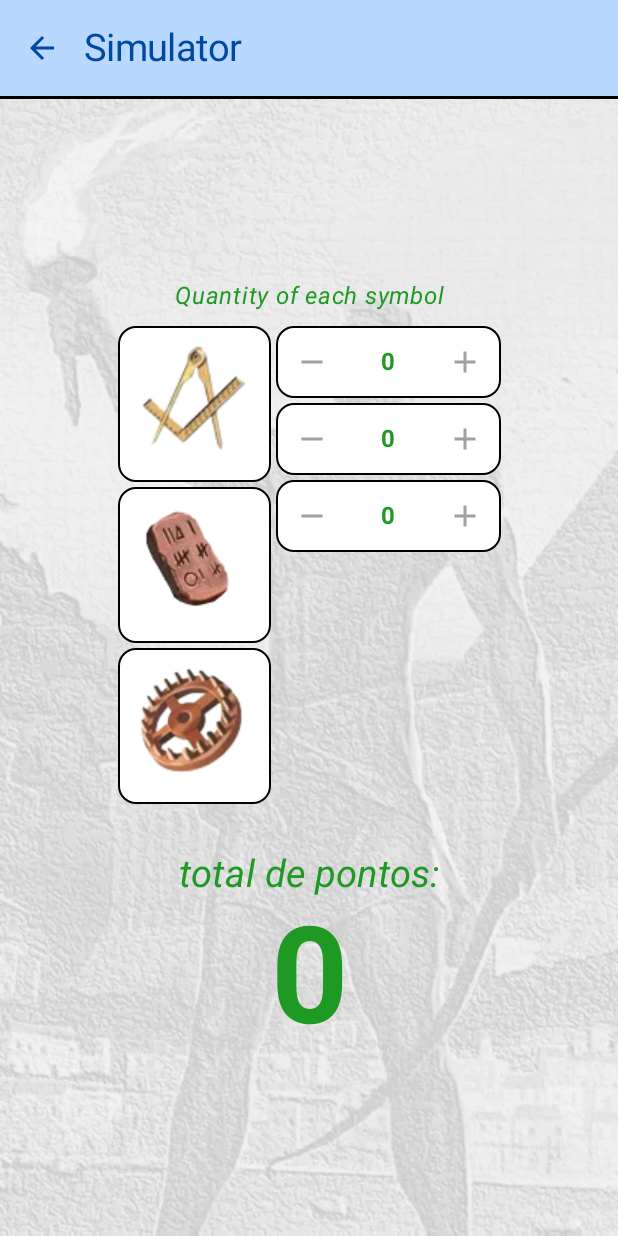
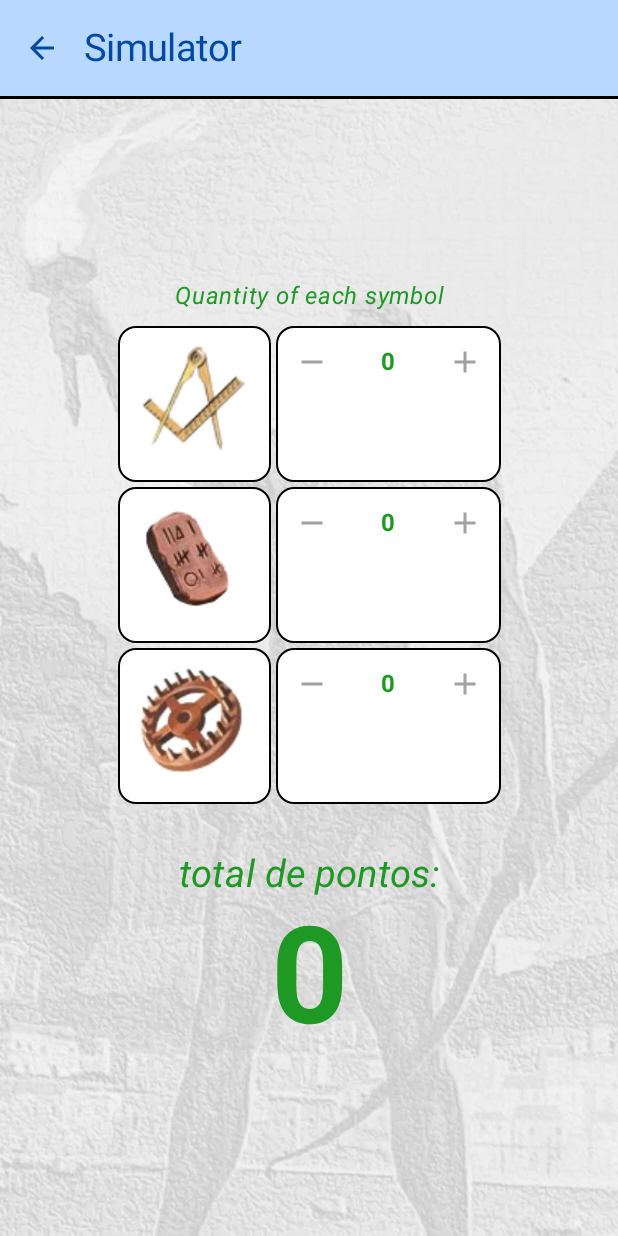
Before and after one commit to LuizJMF/sevenwonders, an Android app built with Jetpack Compose: the ScienceSimulatorScreen screen opened through its navigation route, on a phone screen of 412 x 824 dp. Run offline under Robolectric (Android 15) with nearby library versions, the phone set to English and light mode, and no system bars; our stand-ins replace Dagger/Hilt's generated code.

Commit message:
Fix the heights of NumberInputField

```diff
--- a/app/src/main/java/com/gmail/luizjmfilho/sevenwonders/ui/CalculationScreen.kt
+++ b/app/src/main/java/com/gmail/luizjmfilho/sevenwonders/ui/CalculationScreen.kt
@@ -986,7 +986,10 @@ fun ScienceGrid(
                         number = calculationUiState.scienceSymbolsCurrentQuantityList[i],
                         textColor = Color(0xFF1E9923),
                         onNumberChange = { score -> onQuantityChange(i, score) },
-                        modifier = Modifier.width(150.dp),
+                        modifier = Modifier
+                            .width(150.dp)
+                            .fillMaxHeight()
+                            .weight(1f),
                     )
                 }
             }
--- a/app/src/main/java/com/gmail/luizjmfilho/sevenwonders/ui/NumberInputField.kt
+++ b/app/src/main/java/com/gmail/luizjmfilho/sevenwonders/ui/NumberInputField.kt
@@ -66,15 +66,13 @@ fun NumberInputField(
         ),
         border = BorderStroke(1.dp, Color.Black),
         modifier = modifier
-            .width(IntrinsicSize.Min)
-            .height(IntrinsicSize.Min),
+            .width(IntrinsicSize.Min),
     ) {
         Row(
             verticalAlignment = Alignment.CenterVertically,
             horizontalArrangement = Arrangement.SpaceBetween,
             modifier = Modifier
                 .fillMaxWidth()
-                .fillMaxHeight()
                 .align(Alignment.CenterHorizontally),
         ) {
             val updatedNumber by rememberUpdatedState(number)
--- a/app/src/main/java/com/gmail/luizjmfilho/sevenwonders/ui/ScienceSimulatorScreen.kt
+++ b/app/src/main/java/com/gmail/luizjmfilho/sevenwonders/ui/ScienceSimulatorScreen.kt
@@ -7,6 +7,7 @@ import androidx.compose.foundation.layout.Box
 import androidx.compose.foundation.layout.Column
 import androidx.compose.foundation.layout.IntrinsicSize
 import androidx.compose.foundation.layout.Row
+import androidx.compose.foundation.layout.fillMaxHeight
 import androidx.compose.foundation.layout.fillMaxSize
 import androidx.compose.foundation.layout.height
 import androidx.compose.foundation.layout.padding
@@ -143,7 +144,10 @@ fun ScienceSimulatorScreenSecundaria(
                                 number = currentScore,
                                 textColor = Color(0xFF1E9923),
                                 onNumberChange = { number -> onQuantityChange(symbol, number) },
-                                modifier = Modifier.width(150.dp),
+                                modifier = Modifier
+                                    .width(150.dp)
+                                    .fillMaxHeight()
+                                    .weight(1f),
                             )
                         }
                     }
```
